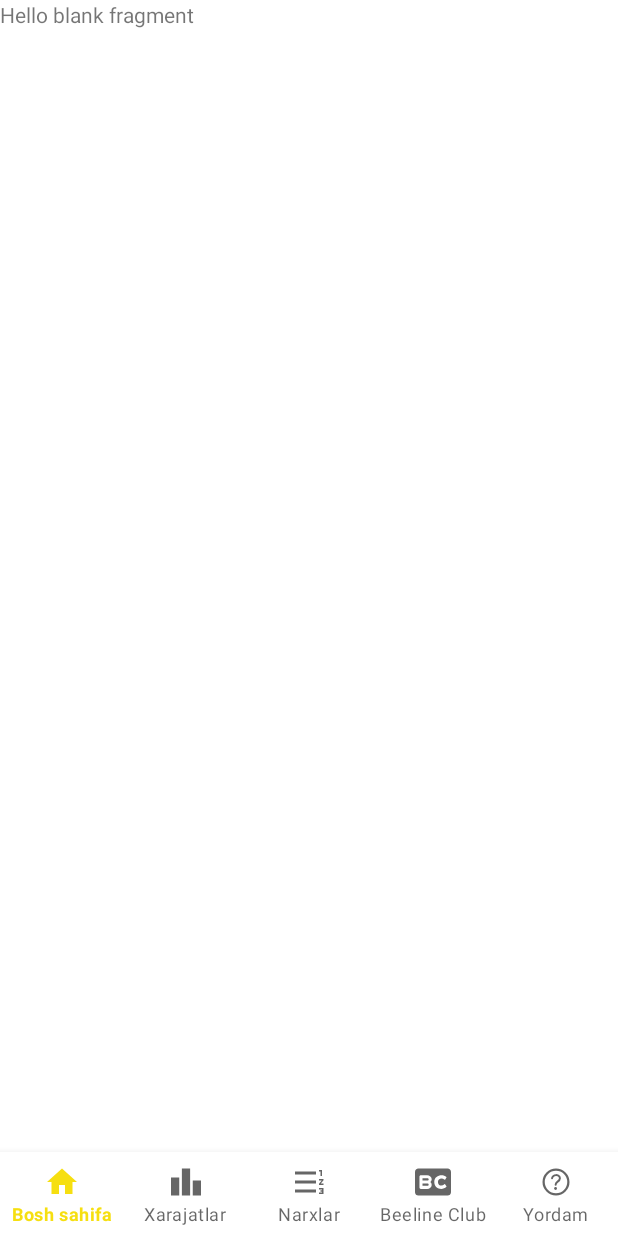
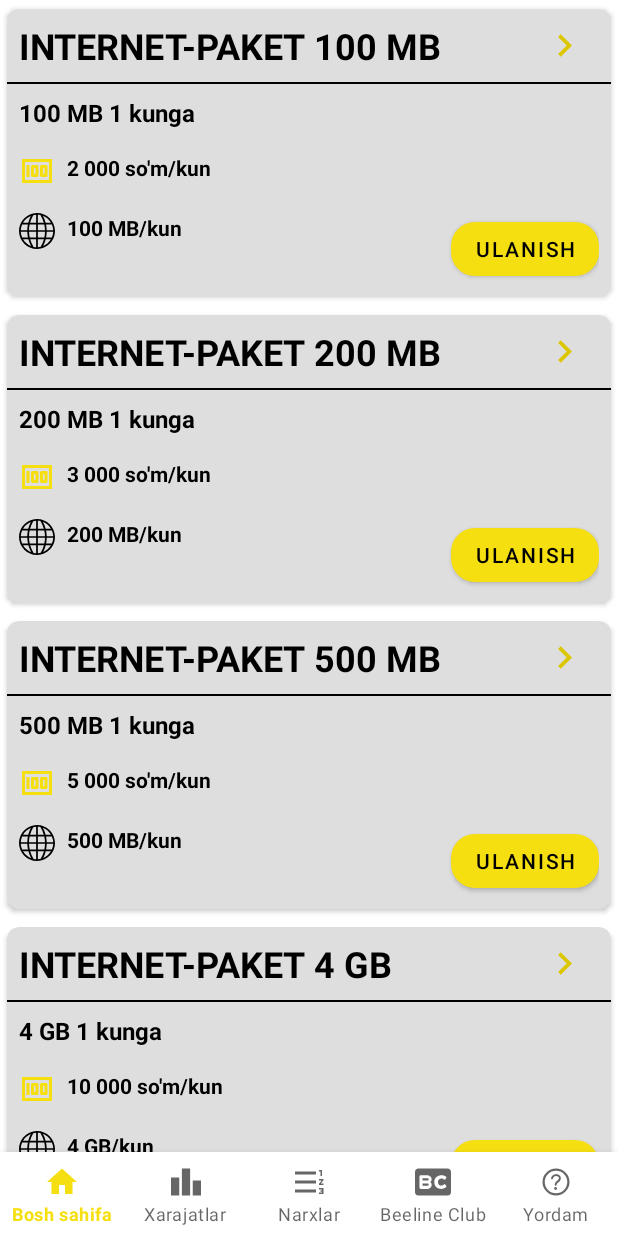
Before and after one commit to AbbosbekMobiler/BeelineUzbekistanApp, an Android app: the fragment XizmatlarFragment placed in its activity, on a phone screen of 412 x 824 dp. Run offline under Robolectric (Android 15) with nearby library versions, the phone set to English and light mode, and no system bars.

Commit message:
narxlar bo'limi qo'shildi

```diff
--- /dev/null
+++ b/app/src/main/java/com/example/beelineuzbekistan/adapter/XizmatlarAdapter.kt
@@ -0,0 +1,29 @@
+package com.example.beelineuzbekistan.adapter
+
+import android.view.LayoutInflater
+import android.view.View
+import android.view.ViewGroup
+import androidx.recyclerview.widget.RecyclerView
+import com.example.beelineuzbekistan.R
+import com.example.beelineuzbekistan.model.XizmatlarModel
+import kotlinx.android.synthetic.main.xizmatlar_item_layout.view.*
+
+class XizmatlarAdapter(val items:List<XizmatlarModel>):RecyclerView.Adapter<XizmatlarAdapter.ItemHolder>() {
+    inner class ItemHolder(view: View):RecyclerView.ViewHolder(view)
+
+    override fun onCreateViewHolder(parent: ViewGroup, viewType: Int): ItemHolder {
+        return ItemHolder(LayoutInflater.from(parent.context).inflate(R.layout.xizmatlar_item_layout,parent,false))
+    }
+
+    override fun onBindViewHolder(holder: ItemHolder, position: Int) {
+        var item = items[position]
+        holder.itemView.XizmatNomi.text = item.title
+        holder.itemView.tvXizmatMuddati.text = item.muddati
+        holder.itemView.tvXimatInternetPaket.text = item.trafik
+        holder.itemView.tvXizmatNarxi.text = item.price
+    }
+
+    override fun getItemCount(): Int {
+        return items.count()
+    }
+}
--- /dev/null
+++ b/app/src/main/java/com/example/beelineuzbekistan/model/XizmatlarModel.kt
@@ -0,0 +1,8 @@
+package com.example.beelineuzbekistan.model
+
+data class XizmatlarModel(
+    val  title : String,
+    val price : String,
+    val trafik : String,
+    val muddati : String
+)
--- a/app/src/main/java/com/example/beelineuzbekistan/narxlar/XizmatlarFragment.kt
+++ b/app/src/main/java/com/example/beelineuzbekistan/narxlar/XizmatlarFragment.kt
@@ -5,9 +5,30 @@
 import android.view.LayoutInflater
 import android.view.View
 import android.view.ViewGroup
+import androidx.recyclerview.widget.LinearLayoutManager
 import com.example.beelineuzbekistan.R
+import com.example.beelineuzbekistan.adapter.XizmatlarAdapter
+import com.example.beelineuzbekistan.model.XizmatlarModel
+import kotlinx.android.synthetic.main.fragment_xizmatlar.*
 
 class XizmatlarFragment : Fragment() {
+    val xizmatList = listOf(
+        XizmatlarModel("internet-paket 100 mb","2 000 so'm/kun","100 MB/kun","100 MB 1 kunga"),
+        XizmatlarModel("internet-paket 200 mb","3 000 so'm/kun","200 MB/kun","200 MB 1 kunga"),
+        XizmatlarModel("internet-paket 500 mb","5 000 so'm/kun","500 MB/kun","500 MB 1 kunga"),
+        XizmatlarModel("internet-paket 4 GB","10 000 so'm/kun","4 GB/kun","4 GB 1 kunga"),
+        XizmatlarModel("internet-paket 1.5 GB","10 000 so'm/7 kun","1.5 GB/7 kun","1.5 GB 7 kunga"),
+        XizmatlarModel("internet-paket 2.5 GB","15 000 so'm/7 kun","2.5 GB/7 kun","2.5 GB 7 kunga"),
+        XizmatlarModel("internet-paket 5 GB","20 000 so'm/7 kun","5 GB/7 kun","5 GB 1.7 kunga"),
+        XizmatlarModel("internet-paket 75 GB","110 000 so'm/30 kun","75 GB/30 kun","75 GB 30 kunga"),
+        XizmatlarModel("internet-paket 50 GB","90 000 so'm/30 kun","50 GB/30 kun","50 GB 30 kunga"),
+        XizmatlarModel("internet-paket 30 GB","75 000 so'm/30 kun","30 GB/30 kun","30 GB 30 kunga"),
+        XizmatlarModel("internet-paket 20 GB","65 000 so'm/30 kun","20 GB/30 kun","20 GB 30 kunga"),
+        XizmatlarModel("internet-paket 10 GB","45 000 so'm/30 kun","10 GB/30 kun","10 GB 30 kunga"),
+        XizmatlarModel("internet-paket 5 GB","25 000 so'm/30 kun","5 GB/30 kun","5 GB 30 kunga"),
+        XizmatlarModel("internet-paket 2 GB","15 000 so'm/30 kun","2 GB/30 kun","2 GB 30 kunga"),
+        XizmatlarModel("internet-paket 1 GB","10 000 so'm/30 kun","1 GB/30 kun","1 GB 30 kunga"),
+    )
     override fun onCreateView(
         inflater: LayoutInflater, container: ViewGroup?,
         savedInstanceState: Bundle?
@@ -16,4 +37,11 @@
         return inflater.inflate(R.layout.fragment_xizmatlar, container, false)
     }
 
+    override fun onViewCreated(view: View, savedInstanceState: Bundle?) {
+        super.onViewCreated(view, savedInstanceState)
+        recyclerXizmat.layoutManager = LinearLayoutManager(requireActivity())
+        recyclerXizmat.adapter = XizmatlarAdapter(xizmatList)
+
+    }
+
 }
--- a/app/src/main/res/layout/fragment_xizmatlar.xml
+++ b/app/src/main/res/layout/fragment_xizmatlar.xml
@@ -5,10 +5,8 @@
     android:layout_height="match_parent"
     tools:context=".narxlar.XizmatlarFragment">
 
-    <!-- TODO: Update blank fragment layout -->
-    <TextView
+    <androidx.recyclerview.widget.RecyclerView
+        android:id="@+id/recyclerXizmat"
         android:layout_width="match_parent"
-        android:layout_height="match_parent"
-        android:text="@string/hello_blank_fragment" />
-
+        android:layout_height="match_parent"/>
 </FrameLayout>
--- /dev/null
+++ b/app/src/main/res/layout/xizmatlar_item_layout.xml
@@ -0,0 +1,109 @@
+<?xml version="1.0" encoding="utf-8"?>
+<LinearLayout xmlns:android="http://schemas.android.com/apk/res/android"
+    android:layout_width="match_parent"
+    android:layout_height="wrap_content"
+    xmlns:app="http://schemas.android.com/apk/res-auto"
+    android:orientation="vertical">
+
+    <androidx.cardview.widget.CardView
+        android:layout_width="match_parent"
+        android:layout_height="wrap_content"
+        app:cardCornerRadius="8dp"
+        app:cardBackgroundColor="#DFDEDE"
+        app:cardUseCompatPadding="true">
+        <LinearLayout
+            android:layout_width="match_parent"
+            android:layout_height="wrap_content"
+            android:orientation="vertical">
+            <LinearLayout
+                android:layout_width="match_parent"
+                android:layout_height="wrap_content"
+                android:layout_margin="8dp"
+                android:orientation="horizontal">
+                <TextView
+                    android:id="@+id/XizmatNomi"
+                    android:layout_width="wrap_content"
+                    android:layout_height="wrap_content"
+                    android:layout_weight="1"
+                    android:text="internet-paket 100 MB"
+                    android:textAlignment="viewStart"
+                    android:textSize="24sp"
+                    android:textColor="@color/black"
+                    android:textStyle="bold"
+                    android:textAllCaps="true"/>
+                <ImageView
+                    android:layout_width="30dp"
+                    android:layout_height="30dp"
+                    android:src="@drawable/ic_right_icon"
+                    android:layout_gravity="center"
+                    android:layout_marginEnd="8dp"
+                    app:tint="#DCC600" />
+
+            </LinearLayout>
+            <View
+                android:layout_width="match_parent"
+                android:layout_height="1dp"
+                android:background="@color/black"/>
+
+            <TextView
+                android:id="@+id/tvXizmatMuddati"
+                android:layout_width="wrap_content"
+                android:layout_height="wrap_content"
+                android:text="100 Mb 1 kunga"
+                android:layout_marginTop="8dp"
+                android:layout_marginBottom="8dp"
+                android:textSize="16sp"
+                android:layout_marginStart="8dp"
+                android:textStyle="bold"
+                android:textColor="@color/black"/>
+            <LinearLayout
+                android:layout_width="match_parent"
+                android:layout_height="wrap_content"
+                android:layout_margin="8dp"
+                android:orientation="horizontal">
+                <ImageView
+                    android:layout_width="wrap_content"
+                    android:layout_height="wrap_content"
+                    android:src="@drawable/ic_money"
+                    app:tint="@color/colorPrimary" />
+                <TextView
+                    android:id="@+id/tvXizmatNarxi"
+                    android:layout_width="wrap_content"
+                    android:layout_height="wrap_content"
+                    android:text="20 000 so'm/oy"
+                    android:layout_marginStart="8dp"
+                    android:textStyle="bold"
+                    android:textColor="@color/black"/>
+            </LinearLayout>
+            <RelativeLayout
+                android:layout_width="match_parent"
+                android:layout_height="wrap_content"
+                android:layout_margin="8dp"
+                android:orientation="horizontal">
+                <ImageView
+                    android:id="@+id/imgOyMB"
+                    android:layout_width="24dp"
+                    android:layout_height="24dp"
+                    android:src="@drawable/ic_mb_oylik"
+                    app:tint="@color/black" />
+                <TextView
+                    android:id="@+id/tvXimatInternetPaket"
+                    android:layout_width="wrap_content"
+                    android:layout_height="wrap_content"
+                    android:text="3 GB/oy"
+                    android:layout_marginStart="8dp"
+                    android:textStyle="bold"
+                    android:textColor="@color/black"
+                    android:layout_toEndOf="@+id/imgOyMB"/>
+                <com.google.android.material.button.MaterialButton
+                    android:layout_width="wrap_content"
+                    android:layout_height="wrap_content"
+                    android:text="Ulanish"
+                    android:textColor="@color/black"
+                    app:cornerRadius="16dp"
+                    android:layout_alignParentRight="true"/>
+            </RelativeLayout>
+        </LinearLayout>
+    </androidx.cardview.widget.CardView>
+
+</LinearLayout>
```
